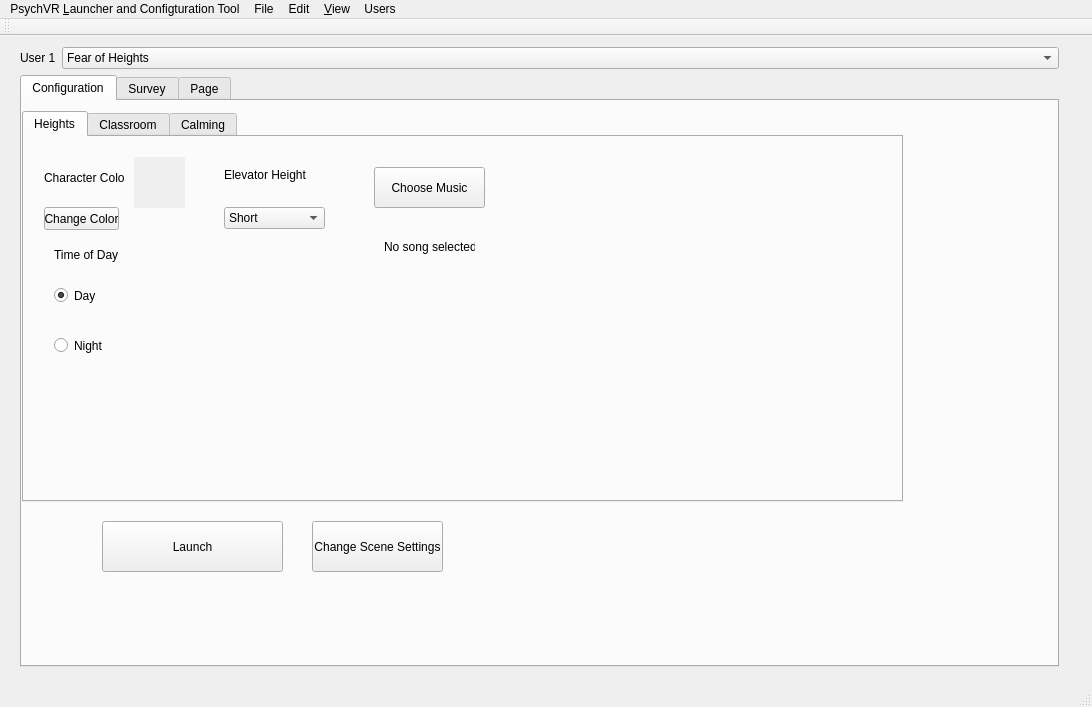
First picture: the form in Qt/PsychVRLauncher/mainwindow.ui, repository emomper23/PsychVR, before the edit.
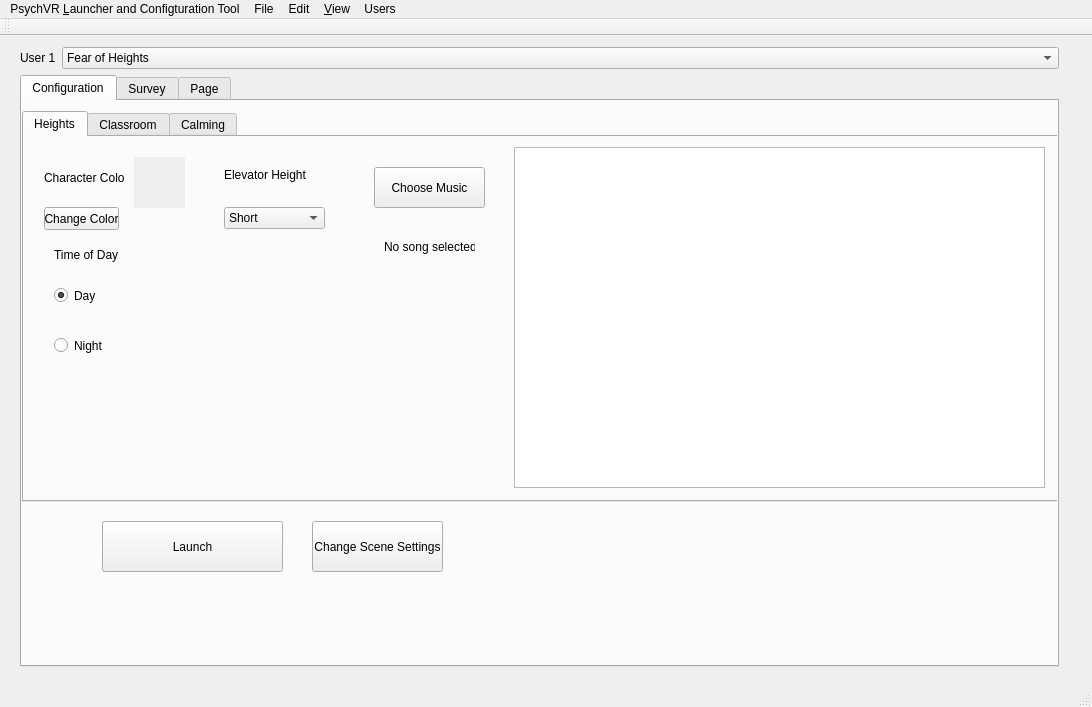
Second picture: the form after the edit. Custom widgets are drawn as their Qt base class.

The edit to the form file:
```diff
--- a/Qt/PsychVRLauncher/mainwindow.ui
+++ b/Qt/PsychVRLauncher/mainwindow.ui
@@ -121,7 +121,7 @@
           <rect>
            <x>0</x>
            <y>10</y>
-           <width>881</width>
+           <width>1041</width>
            <height>391</height>
           </rect>
          </property>
@@ -282,6 +282,16 @@
             <string>No song selected</string>
            </property>
           </widget>
+          <widget class="QGraphicsView" name="graphicsViewHeights">
+           <property name="geometry">
+            <rect>
+             <x>490</x>
+             <y>10</y>
+             <width>531</width>
+             <height>341</height>
+            </rect>
+           </property>
+          </widget>
          </widget>
          <widget class="QWidget" name="tab_7">
           <attribute name="title">
```
Left out of the diff: 24 changed lines with no effect on the pictures.
